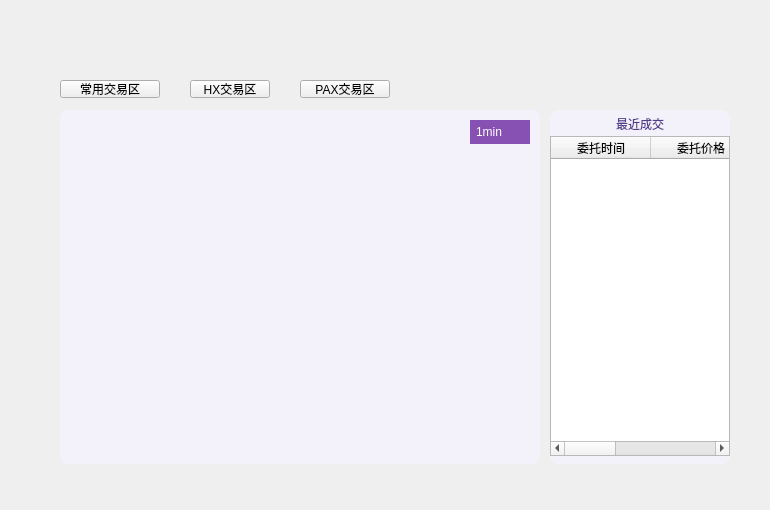
HcashOrg/hx-indicator, file LNKWallet/exchange/KLineWidget.ui: the form before one commit.
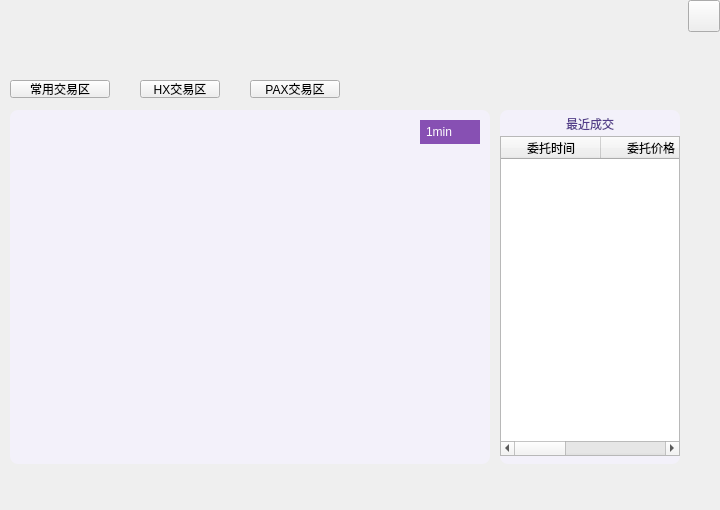
The form after the commit. Icons and pictures are not drawn.

Diff of the .ui file:
```diff
--- a/LNKWallet/exchange/KLineWidget.ui
+++ b/LNKWallet/exchange/KLineWidget.ui
@@ -6,7 +6,7 @@
    <rect>
     <x>0</x>
     <y>0</y>
-    <width>770</width>
+    <width>720</width>
     <height>510</height>
    </rect>
   </property>
@@ -16,7 +16,7 @@
   <widget class="QLabel" name="currentPairLabel">
    <property name="geometry">
     <rect>
-     <x>60</x>
+     <x>10</x>
      <y>50</y>
      <width>200</width>
      <height>26</height>
@@ -33,7 +33,7 @@
   <widget class="QPushButton" name="marketBtn3">
    <property name="geometry">
     <rect>
-     <x>300</x>
+     <x>250</x>
      <y>80</y>
      <width>90</width>
      <height>18</height>
@@ -49,7 +49,7 @@
   <widget class="QPushButton" name="favoriteMarketBtn">
    <property name="geometry">
     <rect>
-     <x>60</x>
+     <x>10</x>
      <y>80</y>
      <width>100</width>
      <height>18</height>
@@ -65,7 +65,7 @@
   <widget class="QPushButton" name="marketBtn1">
    <property name="geometry">
     <rect>
-     <x>190</x>
+     <x>140</x>
      <y>80</y>
      <width>80</width>
      <height>18</height>
@@ -84,7 +84,7 @@
   <widget class="QComboBox" name="periodComboBox">
    <property name="geometry">
     <rect>
-     <x>470</x>
+     <x>420</x>
      <y>120</y>
      <width>60</width>
      <height>24</height>
@@ -161,7 +161,7 @@
   <widget class="QWidget" name="widget" native="true">
    <property name="geometry">
     <rect>
-     <x>60</x>
+     <x>10</x>
      <y>110</y>
      <width>480</width>
      <height>354</height>
@@ -215,7 +215,7 @@
   <widget class="QWidget" name="widget2" native="true">
    <property name="geometry">
     <rect>
-     <x>550</x>
+     <x>500</x>
      <y>110</y>
      <width>180</width>
      <height>354</height>
@@ -271,6 +271,25 @@
     </property>
    </widget>
   </widget>
+  <widget class="QToolButton" name="closeBtn">
+   <property name="geometry">
+    <rect>
+     <x>688</x>
+     <y>0</y>
+     <width>32</width>
+     <height>32</height>
+    </rect>
+   </property>
+   <property name="cursor">
+    <cursorShape>PointingHandCursor</cursorShape>
+   </property>
+   <property name="focusPolicy">
+    <enum>Qt::NoFocus</enum>
+   </property>
+   <property name="text">
+    <string/>
+   </property>
+  </widget>
   <zorder>widget2</zorder>
   <zorder>widget</zorder>
   <zorder>currentPairLabel</zorder>
```
Left out of the diff: 1 changed line with no effect on the pictures.
